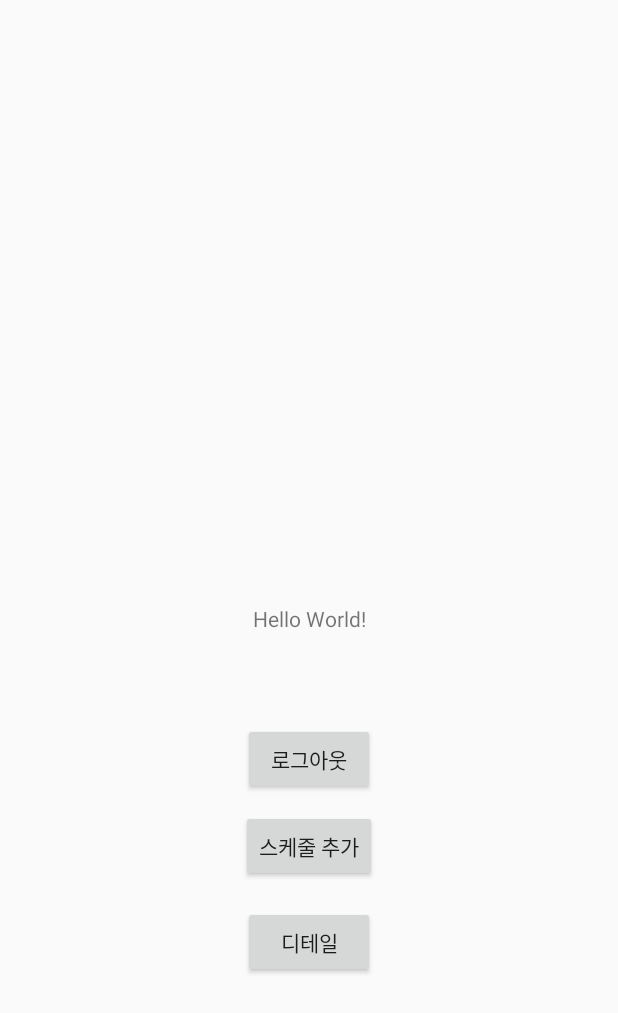
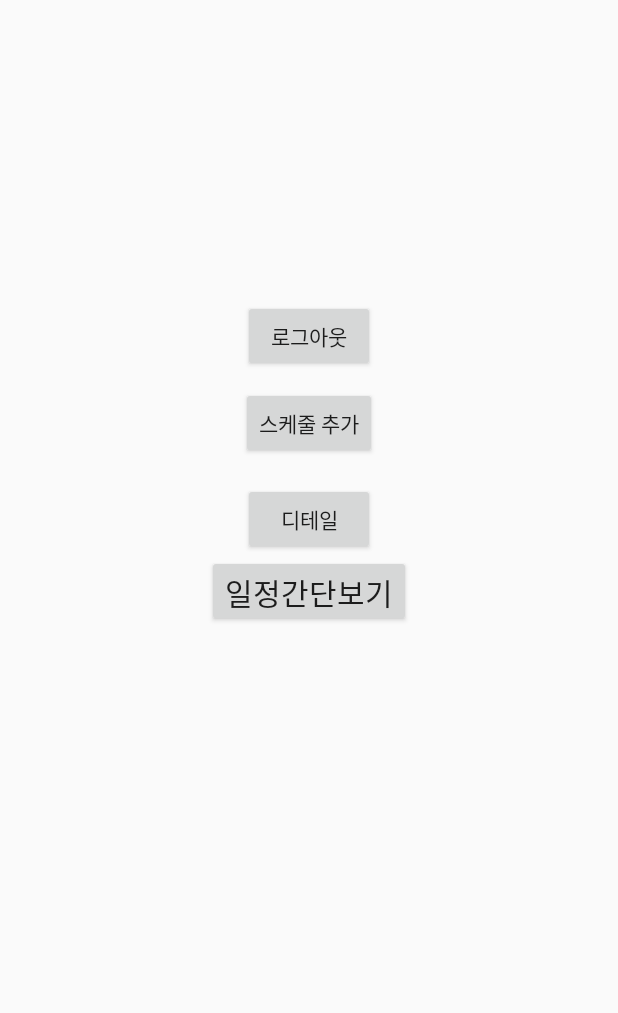
Before and after one commit to Syash22/BuddyTime, an Android app: the MainActivity screen opened directly, with no data from a screen before it, on a phone screen of 412 x 824 dp. Shown: the top 1013 px of the screen. Run offline under Robolectric (Android 15) with nearby library versions, the phone set to English and light mode, and no system bars; our stand-ins replace Firebase (no records; nobody signed in at launch, a user with empty details on screens opened directly).

Commit message:
feat: Add Deatail page feature.

```diff
--- a/app/src/main/AndroidManifest.xml
+++ b/app/src/main/AndroidManifest.xml
@@ -29,6 +29,7 @@
         <activity android:name=".MainActivity"/>
         <activity android:name=".login_signup"/>
         <activity android:name=".detail_schedule"/>
+        <activity android:name=".summary_schedule" android:theme="@android:style/Theme.Holo.Dialog"></activity>
     </application>
 
 </manifest>
--- a/app/src/main/java/com/company/buddytime/MainActivity.java
+++ b/app/src/main/java/com/company/buddytime/MainActivity.java
@@ -9,8 +9,6 @@ import androidx.annotation.Nullable;
 import androidx.appcompat.app.AppCompatActivity;
 
 import com.google.firebase.auth.FirebaseAuth;
-import com.google.firebase.auth.ktx.*;
-import com.google.firebase.ktx.Firebase;
 
 public class MainActivity extends AppCompatActivity {
     private FirebaseAuth auth;
@@ -20,10 +18,18 @@ public class MainActivity extends AppCompatActivity {
         setContentView(R.layout.activity_main);
         auth = FirebaseAuth.getInstance();
 
+        Button sumbtn = findViewById(R.id.summarybtn);
         Button logoutButton = findViewById(R.id.logoutbtn);
         Button addschebtn = findViewById(R.id.addSchedule);
         Button detail = findViewById(R.id.detailbtn);
         // 로그아웃
+        sumbtn.setOnClickListener(new View.OnClickListener() {
+            @Override
+            public void onClick(View v) {
+                Intent intent = new Intent(MainActivity.this, summary_schedule.class);
+                startActivity(intent);
+            }
+        });
         logoutButton.setOnClickListener(new View.OnClickListener() {
             @Override
             public void onClick(View v) {
@@ -50,6 +56,9 @@ public class MainActivity extends AppCompatActivity {
                 startActivity(intent);
             }
         });
+
     }
 
+
+
 }
--- a/app/src/main/res/layout/activity_main.xml
+++ b/app/src/main/res/layout/activity_main.xml
@@ -6,25 +6,15 @@
     android:layout_height="match_parent"
     tools:context=".login_signin">
 
-    <TextView
-        android:id="@+id/textView2"
-        android:layout_width="wrap_content"
-        android:layout_height="wrap_content"
-        android:text="Hello World!"
-        app:layout_constraintBottom_toBottomOf="parent"
-        app:layout_constraintEnd_toEndOf="parent"
-        app:layout_constraintStart_toStartOf="parent"
-        app:layout_constraintTop_toTopOf="parent" />
-
     <Button
         android:id="@+id/logoutbtn"
         android:layout_width="wrap_content"
         android:layout_height="wrap_content"
-        android:layout_marginTop="60dp"
+        android:layout_marginTop="200dp"
         android:text="로그아웃"
         app:layout_constraintEnd_toEndOf="parent"
         app:layout_constraintStart_toStartOf="parent"
-        app:layout_constraintTop_toBottomOf="@+id/textView2" />
+        app:layout_constraintTop_toTopOf="parent" />
     <Button
         android:id="@+id/addSchedule"
         android:layout_width="wrap_content"
@@ -46,4 +36,15 @@
         app:layout_constraintStart_toStartOf="parent"
         app:layout_constraintTop_toBottomOf="@+id/addSchedule" />
 
+    <Button
+        android:id="@+id/summarybtn"
+        android:layout_width="wrap_content"
+        android:layout_height="48dp"
+        android:onClick="moveButton"
+        android:text="일정간단보기"
+        android:textSize="20dp"
+        app:layout_constraintEnd_toEndOf="parent"
+        app:layout_constraintStart_toStartOf="parent"
+        app:layout_constraintTop_toBottomOf="@+id/detailbtn" />
+
 </androidx.constraintlayout.widget.ConstraintLayout>
```
Also changed, not shown: app/src/main/java/com/company/buddytime/detail_schedule.java (+8 -2 lines), app/src/main/java/com/company/buddytime/summary_schedule.java (added, +20 -0 lines), app/src/main/res/layout/summary_schedule.xml (added, +51 -0 lines).
